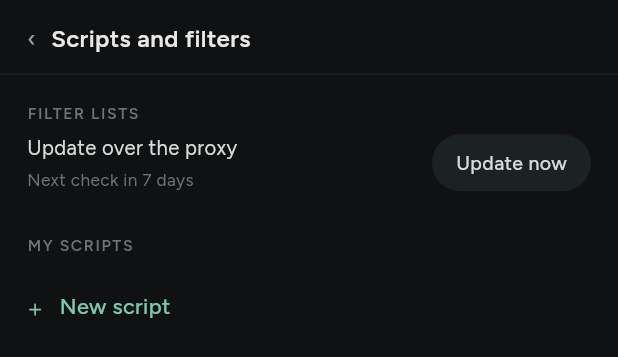
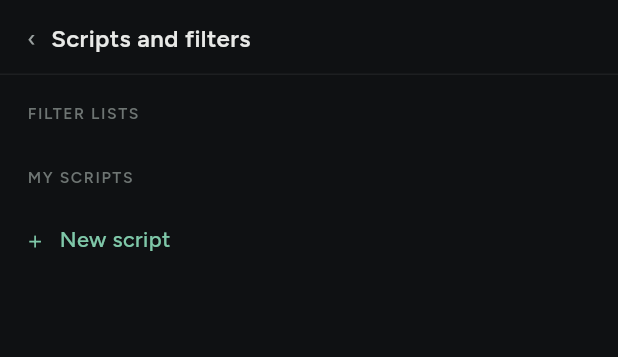
Before and after one commit to narkytypey/flutter-app, a Flutter app: the ScriptsRoute widget shown alone on an empty page, opened directly, on a phone screen of 412 x 824 dp. Shown: the top 357 px of the screen. Run offline on Flutter 3.47's test engine with Material 3 defaults, Android fonts, the phone set to English and light mode, and no system bars; our stand-ins replace flutter_riverpod, sqflite_sqlcipher; accounts and stored records are empty.

Commit message:
feat(scripts): 10d offers no filter-list update
User's ruling, 2026-09-30: the lists are bundled and update with app
releases, and the app makes no network requests of its own, so the
"Update over the proxy · Next check in N days · Update now" block is left
out of 10d, with nextFilterCheckInDays that only fed it.

Co-Authored-By: Claude Opus 5.5 <noreply@anthropic.com>
Claude-Session: https://claude.ai/code/session_011rxn9PDvfMo6A7Pj7Q7i2T

```diff
--- a/lib/ui/features/scripts/views/filter_list_section.dart
+++ b/lib/ui/features/scripts/views/filter_list_section.dart
@@ -24,22 +24,20 @@ String updatedAgoLabel(DateTime now, DateTime updatedAt) {
 
 /// The `FILTER LISTS` half of spec `10d`. Each row's tap toggles the whole
 /// row — there is no separate hit target for the switch, matching how the
-/// dashboard treats a session row.
+/// dashboard treats a session row. The spec's "Update over the proxy" block
+/// is left out (user's ruling, 2026-09-30): the lists are bundled, and the
+/// app makes no network requests of its own.
 class FilterListSection extends StatelessWidget {
   const FilterListSection({
     super.key,
     required this.lists,
     required this.now,
-    required this.nextUpdateInDays,
     required this.onToggle,
-    required this.onUpdateNow,
   });
 
   final List<FilterList> lists;
   final DateTime now;
-  final int nextUpdateInDays;
   final ValueChanged<String> onToggle;
-  final VoidCallback onUpdateNow;
 
   @override
   Widget build(BuildContext context) {
@@ -87,39 +85,6 @@ class FilterListSection extends StatelessWidget {
               ),
             ),
           ),
-        Padding(
-          padding: const EdgeInsets.only(top: 2, bottom: 4),
-          child: Row(
-            mainAxisAlignment: MainAxisAlignment.spaceBetween,
-            children: [
-              Column(
-                crossAxisAlignment: CrossAxisAlignment.start,
-                children: [
-                  Text('Update over the proxy',
-                      style: ui(size: 13.5, color: C.textSecondary)),
-                  const SizedBox(height: 4),
-                  Text('Next check in $nextUpdateInDays days',
-                      style: ui(size: 11.5, color: C.textFaint)),
-                ],
-              ),
-              GestureDetector(
-                onTap: onUpdateNow,
-                child: Container(
-                  height: 38,
-                  padding: const EdgeInsets.symmetric(horizontal: 16),
-                  alignment: Alignment.center,
-                  decoration: BoxDecoration(
-                    color: C.button,
-                    borderRadius: BorderRadius.circular(19),
-                  ),
-                  child: Text('Update now',
-                      style:
-                          ui(size: 13, weight: 500, color: C.textSecondary)),
-                ),
-              ),
-            ],
-          ),
-        ),
       ],
     );
   }
--- a/lib/ui/features/scripts/views/scripts_and_filters_screen.dart
+++ b/lib/ui/features/scripts/views/scripts_and_filters_screen.dart
@@ -26,11 +26,9 @@ class ScriptsAndFiltersScreen extends StatelessWidget {
     super.key,
     required this.filterLists,
     required this.now,
-    required this.nextUpdateInDays,
     required this.scripts,
     required this.siteNamesById,
     required this.onToggleFilterList,
-    required this.onUpdateFilterListsNow,
     required this.onToggleScript,
     required this.onOpenScript,
     required this.onNewScript,
@@ -39,11 +37,9 @@ class ScriptsAndFiltersScreen extends StatelessWidget {
 
   final List<FilterList> filterLists;
   final DateTime now;
-  final int nextUpdateInDays;
   final List<UserScript> scripts;
   final Map<String, String> siteNamesById;
   final ValueChanged<String> onToggleFilterList;
-  final VoidCallback onUpdateFilterListsNow;
   final ValueChanged<String> onToggleScript;
   final void Function(String id) onOpenScript;
   final VoidCallback onNewScript;
@@ -80,9 +76,7 @@ class ScriptsAndFiltersScreen extends StatelessWidget {
                   FilterListSection(
                     lists: filterLists,
                     now: now,
-                    nextUpdateInDays: nextUpdateInDays,
                     onToggle: onToggleFilterList,
-                    onUpdateNow: onUpdateFilterListsNow,
                   ),
                   Padding(
                     padding: const EdgeInsets.fromLTRB(0, 24, 0, 4),
--- a/lib/ui/features/scripts/views/scripts_route.dart
+++ b/lib/ui/features/scripts/views/scripts_route.dart
@@ -10,23 +10,13 @@ import 'script_editor_screen.dart';
 import 'script_site_picker.dart';
 import 'scripts_and_filters_screen.dart';
 
-/// Spec `10d` pairs "updated 2 days ago" with "Next check in 5 days" — a
-/// weekly cadence, counted from the most recently updated list.
-const _checkIntervalDays = 7;
-
-int nextFilterCheckInDays(List<FilterList> lists, DateTime now) {
-  if (lists.isEmpty) return _checkIntervalDays;
-  final newest = lists.map((l) => l.updatedAt).reduce((a, b) => a.isAfter(b) ? a : b);
-  final remaining = _checkIntervalDays - now.difference(newest).inDays;
-  return remaining < 0 ? 0 : remaining;
-}
-
 /// Spec `10d`/`10e` against the open vault. Reached from Settings' MANAGE
 /// section.
 ///
 /// A site reads its enabled lists and scripts when it is next opened (Plan
-/// 11), not while it is live. "Update now" fetches nothing, since the app
-/// makes no network requests of its own.
+/// 11), not while it is live. The lists are bundled and update with the app:
+/// 10d's "Update over the proxy" block is left out (user's ruling,
+/// 2026-09-30), since the app makes no network requests of its own.
 class ScriptsRoute extends ConsumerWidget {
   const ScriptsRoute({super.key});
 
@@ -40,7 +30,6 @@ class ScriptsRoute extends ConsumerWidget {
     return ScriptsAndFiltersScreen(
       filterLists: filterLists,
       now: now,
-      nextUpdateInDays: nextFilterCheckInDays(filterLists, now),
       scripts: scripts,
       siteNamesById: view?.siteNamesById ?? const {},
       onToggleFilterList: (id) async {
@@ -48,7 +37,6 @@ class ScriptsRoute extends ConsumerWidget {
         await ref.read(filterListRepositoryProvider).setEnabled(id, !list.enabled);
         ref.invalidate(scriptsViewProvider);
       },
-      onUpdateFilterListsNow: () {},
       onToggleScript: (id) async {
         final script = scripts.firstWhere((s) => s.id == id);
         await ref.read(scriptRepositoryProvider).upsert(script.copyWith(enabled: !script.enabled));
```
Also changed, not shown: 3 other files.
